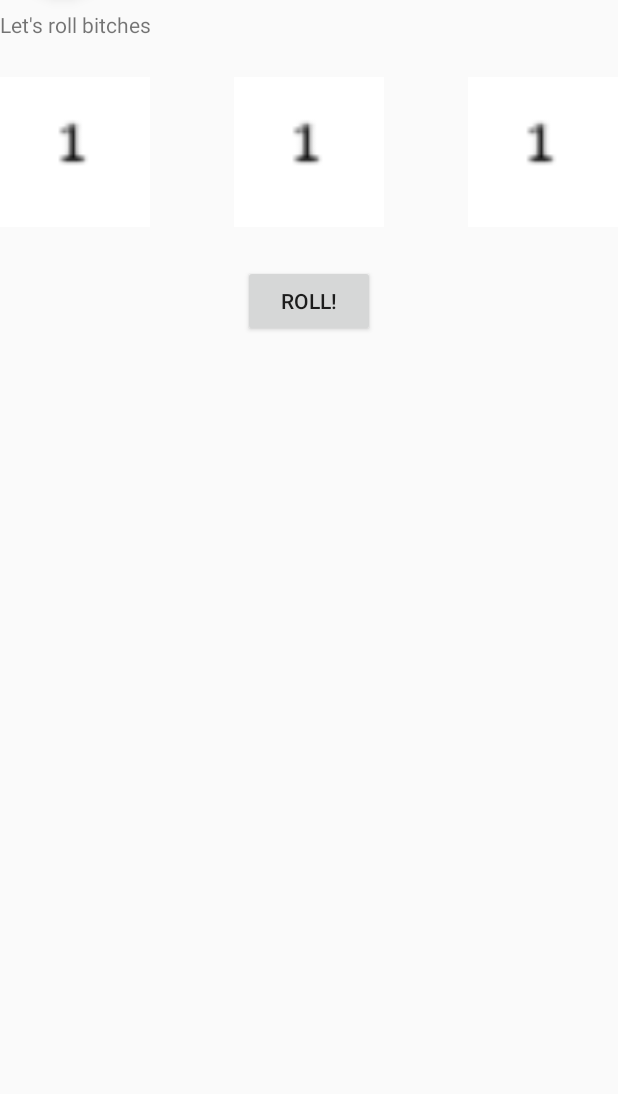
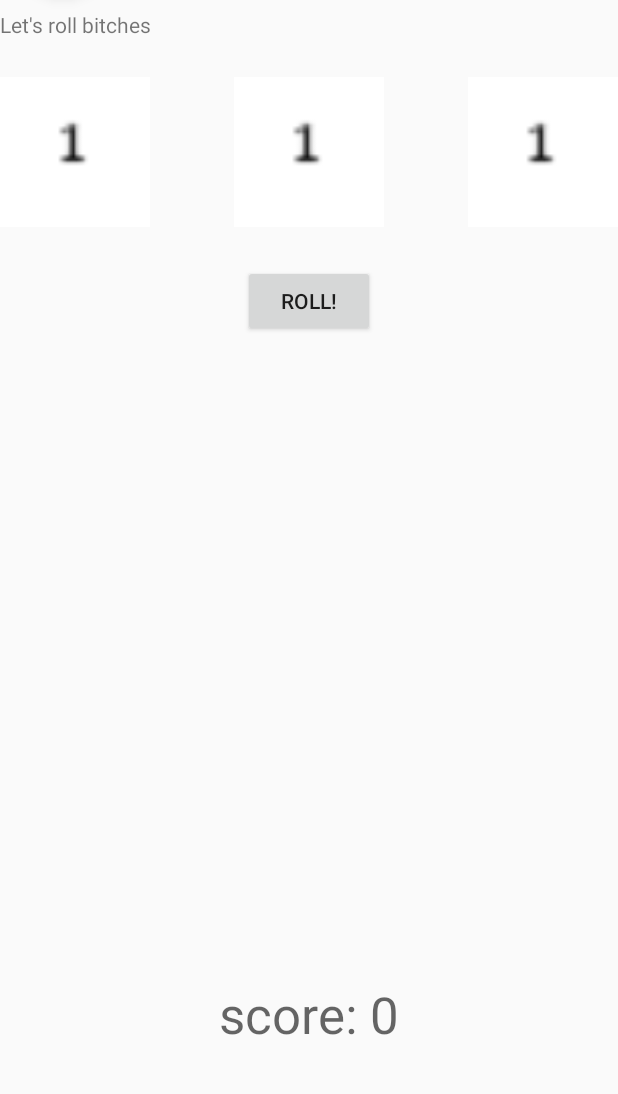
Before and after one commit to NaturalBornCamper/lynda_android_app_development_quick_start_2016_12, an Android app: the screen it shows after launch (MainActivity), on a phone screen of 412 x 824 dp, the part 113-1207 px from its top. Run offline under Robolectric (Android 15) with nearby library versions, the phone set to English and light mode, and no system bars.

Commit message:
After Video 4.11 =Adds score Textview

```diff
--- a/app/src/main/java/com/naturalborncamper/diceout/MainActivity.java
+++ b/app/src/main/java/com/naturalborncamper/diceout/MainActivity.java
@@ -22,7 +22,7 @@ import java.util.Random;
 
 public class MainActivity extends AppCompatActivity {
 
-    TextView rollResult;
+    TextView rollResult, scoreText;
     Button rollButton;
 
     // Field to hold the score
@@ -55,6 +55,7 @@ public class MainActivity extends AppCompatActivity {
         this.score = 0;
 
         rollResult = (TextView) findViewById(R.id.rollResult);
+        scoreText = (TextView) findViewById(R.id.scoreText);
         rollButton = (Button) findViewById(R.id.rollButton);
         ImageView diceImage1 = (ImageView) findViewById(R.id.dice1Image);
         ImageView diceImage2 = (ImageView) findViewById(R.id.dice2Image);
--- a/app/src/main/res/layout/content_main.xml
+++ b/app/src/main/res/layout/content_main.xml
@@ -54,4 +54,14 @@
         android:layout_marginTop="25dp"
         android:layout_alignParentRight="true"
         android:src="@drawable/dice1" />
+
+    <TextView
+        android:id="@+id/scoreText"
+        android:layout_width="wrap_content"
+        android:layout_height="wrap_content"
+        android:layout_alignParentBottom="true"
+        android:layout_centerHorizontal="true"
+        android:layout_marginBottom="50dp"
+        android:text="score: 0"
+        android:textAppearance="@style/TextAppearance.AppCompat.Display1" />
 </RelativeLayout>
```
